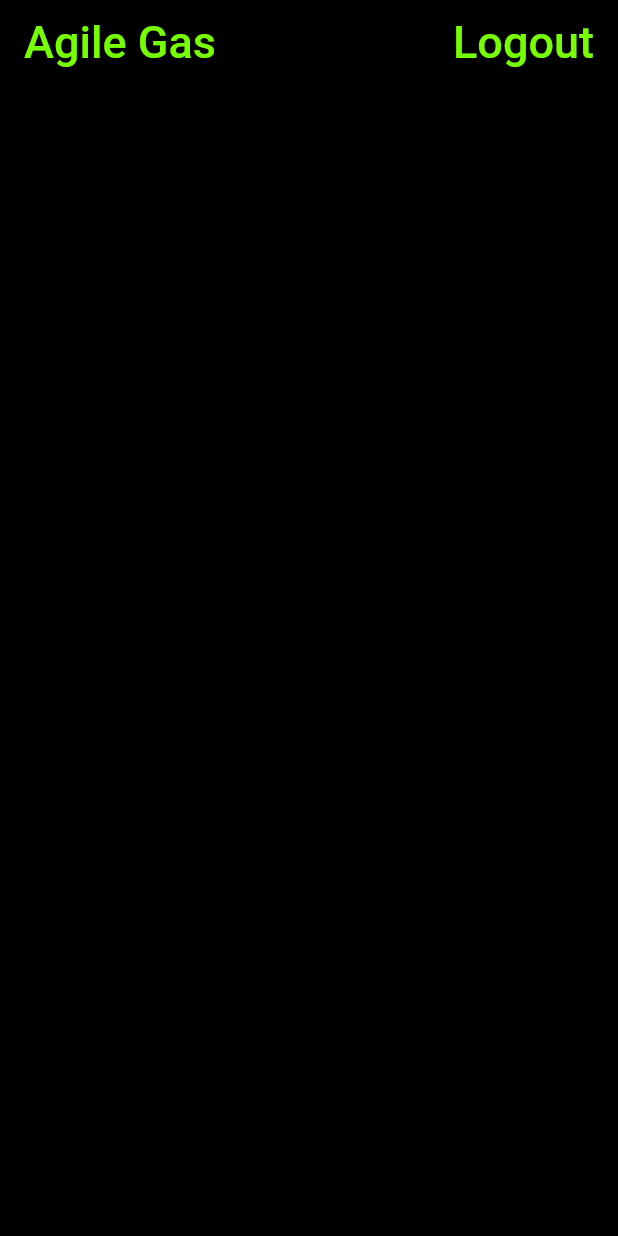
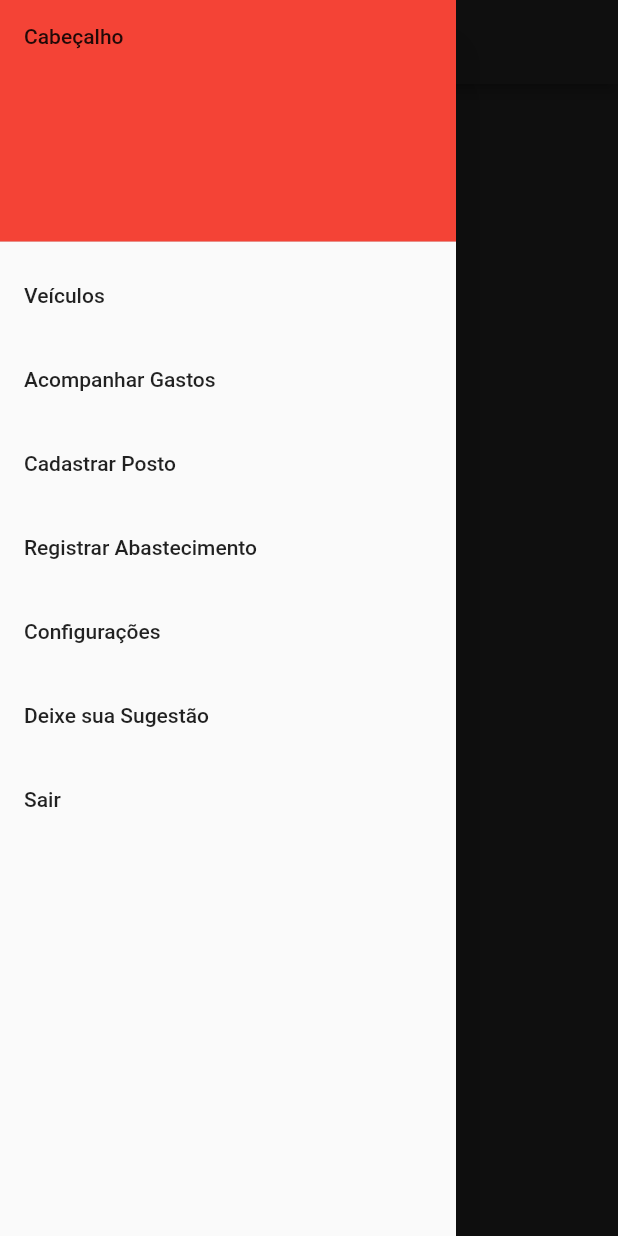
Before and after one commit to HenriqueAmorim20/APP_Agile_Gas, a Flutter app: the screen it shows once a user with an empty profile is signed in, with the side drawer open (before the commit the screen has no drawer), on a phone screen of 412 x 824 dp. Run offline on Flutter 3.47's test engine with Material 2 defaults, Android fonts, the phone set to English and light mode, and no system bars; our stand-ins replace cloud_firestore, firebase_auth, firebase_core, flutter_spinkit; accounts and stored records are empty.

Commit message:
Adicionando o drawer da home

```diff
--- a/lib/screens/authenticate/sign_in.dart
+++ b/lib/screens/authenticate/sign_in.dart
@@ -69,7 +69,7 @@ class _SignInState extends State<SignIn>{
                         )
                     ),
 
-                    validator: (val) => val.isEmpty ? 'Insira um e-mail.' : null, //verifica se o campo está vazio
+                    validator: (val) => val.isEmpty ? 'E-mail inválido.' : null, //verifica se o campo está vazio
                     onChanged: (val){ //toda vez que o valor do campo mudar
                       setState(() => email = val); //mude o valor da variável email para o valor do campo
                     }
@@ -111,7 +111,7 @@ class _SignInState extends State<SignIn>{
                         )
                     ),
                     obscureText: true,
-                    validator: (val) => val.length < 6 ? 'Senha incorreta!' : null, //verifica se a senha é menor que 6 caracteres
+                    validator: (val) => val.length < 6 ? 'Senha inválida!' : null, //verifica se a senha é menor que 6 caracteres
                     onChanged: (val){ //toda vez que o valor do campo mudar
                       setState(() => password = val); //mude o valor da variaǘel senha para o valor do campo
                     }
@@ -149,7 +149,7 @@ class _SignInState extends State<SignIn>{
                         dynamic result = await _auth.signInWithEmailAndPassword(email, password); //se sim loga o usuário com essa senha e base
                         if (result == null) { //retorna null se não estiver cadastrado
                           setState(() {
-                            error = 'Credenciais inválidas, cadastre-se!';
+                            error = 'E-mail/Senha incorretos!';
                             loading = false;
                           });
                         }
--- a/lib/screens/home/home.dart
+++ b/lib/screens/home/home.dart
@@ -8,26 +8,67 @@ class Home extends StatelessWidget {
   @override
   Widget build(BuildContext context){
     return Scaffold(
-      backgroundColor: Colors.black,
+      backgroundColor: Colors.grey [900],
       appBar: new AppBar(
-        title: new Text('Agile Gas', style: TextStyle(
-          color: Colors.lightGreenAccent[400],
-          fontSize: 30,
-        )),
-        backgroundColor: Colors.black54,
-        elevation: 0.0,
-        actions: <Widget>[
-          FlatButton.icon(
-            icon: Icon(Icons.person),
-            label: Text('Logout', style: TextStyle(
-              color: Colors.lightGreenAccent[400],
-              fontSize: 30,
-            )),
-            onPressed: () async {
-              await _auth.signOut();
-            },
-          )
-        ],
+        backgroundColor: Colors.grey[900],
+        title: Image.asset('images/logo.png', color: Colors.red, height: 50, width: 150,),
+      ),
+      body: Center(child: Text('Teste')),
+      drawer: Drawer(
+        child: ListView(
+          padding: EdgeInsets.zero,
+          children: <Widget>[
+            DrawerHeader(
+                child: Text('Cabeçalho'),
+                decoration: BoxDecoration(
+                  color: Colors.red,
+                ),
+            ),
+            ListTile(
+              title: Text('Veículos'),
+              onTap: () {
+                Navigator.pop(context);
+              }
+            ),
+            ListTile(
+                title: Text('Acompanhar Gastos'),
+                onTap: () {
+                  Navigator.pop(context);
+                }
+            ),
+            ListTile(
+                title: Text('Cadastrar Posto'),
+                onTap: () {
+                  Navigator.pop(context);
+                }
+            ),
+            ListTile(
+                title: Text('Registrar Abastecimento'),
+                onTap: () {
+                  Navigator.pop(context);
+                }
+            ),
+            ListTile(
+                title: Text('Configurações'),
+                onTap: () {
+                  Navigator.pop(context);
+                }
+            ),
+            ListTile(
+                title: Text('Deixe sua Sugestão'),
+                onTap: () {
+                  Navigator.pop(context);
+                }
+            ),
+            ListTile(
+                title: Text('Sair'),
+                onTap: () {
+                  Navigator.pop(context);
+                   _auth.signOut();
+                }
+            ),
+          ],
+        ),
       ),
     );
   }
--- a/pubspec.yaml
+++ b/pubspec.yaml
@@ -44,6 +44,8 @@ dev_dependencies:
 # The following section is specific to Flutter.
 flutter:
 
+  uses-material-design: true
+
   assets:
     - images/logo.png
     - images/username.jpg
@@ -52,6 +54,8 @@ flutter:
     - images/email.png
     - images/back.png
     - images/dot.png
+
+
 
 
   # To add assets to your application, add an assets section, like this:
```
